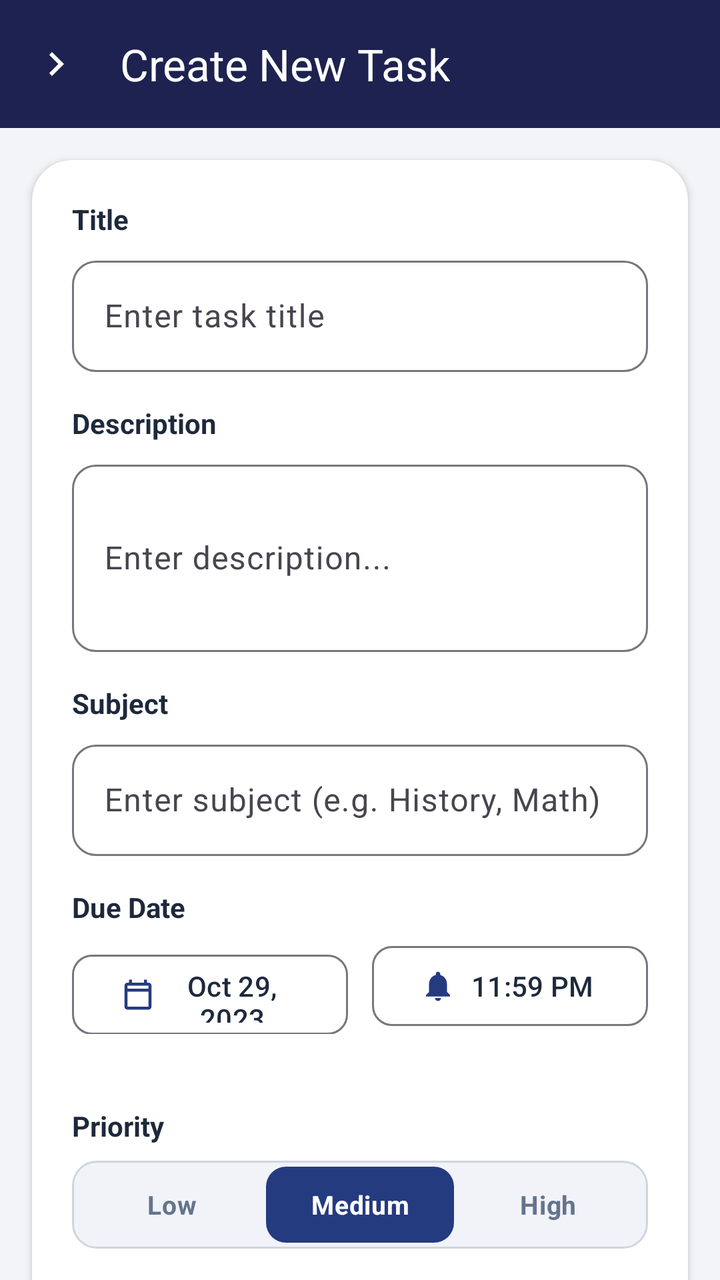
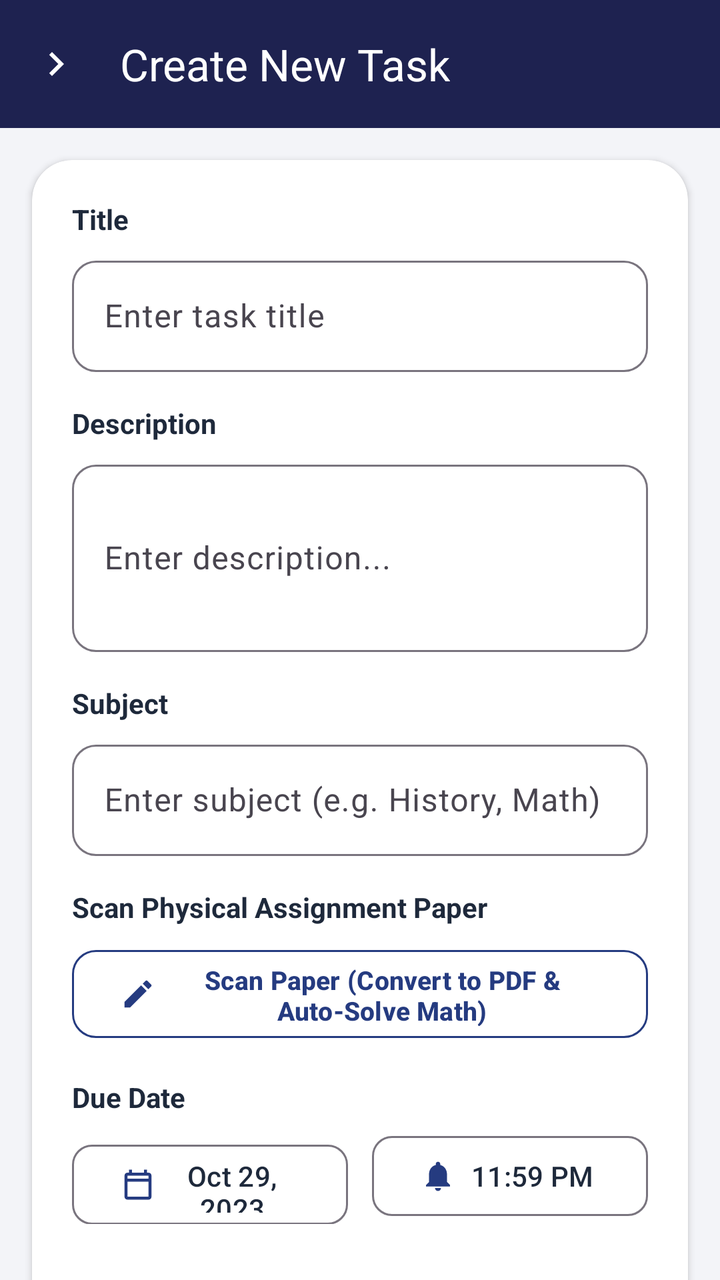

An Android layout rendered at two revisions. The XML below is the earlier revision; the diff shows what the commit changed to produce the second picture.
<!-- AndroidManifest.xml: application theme Theme.Assignment_Task_Management_app -->
<!-- res/layout/activity_add_edit_task.xml -->
<?xml version="1.0" encoding="utf-8"?>
<androidx.coordinatorlayout.widget.CoordinatorLayout xmlns:android="http://schemas.android.com/apk/res/android"
    xmlns:app="http://schemas.android.com/apk/res-auto"
    android:layout_width="match_parent"
    android:layout_height="match_parent"
    android:background="@color/background">

    <LinearLayout
        android:layout_width="match_parent"
        android:layout_height="match_parent"
        android:orientation="vertical">

        
        <com.google.android.material.appbar.MaterialToolbar
            android:id="@+id/toolbar_add_edit_task"
            android:layout_width="match_parent"
            android:layout_height="wrap_content"
            android:background="@color/navy_header"
            app:navigationIcon="@drawable/ic_chevron_right"
            app:navigationIconTint="@color/white"
            app:title="@string/create_new_task"
            app:titleTextColor="@color/white" />

        <androidx.core.widget.NestedScrollView
            android:layout_width="match_parent"
            android:layout_height="0dp"
            android:layout_weight="1"
            android:clipToPadding="false"
            android:padding="16dp">

            <androidx.cardview.widget.CardView
                android:layout_width="match_parent"
                android:layout_height="wrap_content"
                app:cardBackgroundColor="@color/card_bg"
                app:cardCornerRadius="20dp"
                app:cardElevation="2dp">

                <LinearLayout
                    android:layout_width="match_parent"
                    android:layout_height="wrap_content"
                    android:orientation="vertical"
                    android:padding="20dp">

                    
                    <TextView
                        android:layout_width="wrap_content"
                        android:layout_height="wrap_content"
                        android:text="@string/title"
                        android:textColor="@color/text_primary"
                        android:textSize="14sp"
                        android:textStyle="bold" />

                    <com.google.android.material.textfield.TextInputLayout
                        android:id="@+id/til_task_title"
                        style="@style/Widget.Material3.TextInputLayout.OutlinedBox"
                        android:layout_width="match_parent"
                        android:layout_height="wrap_content"
                        android:layout_marginTop="6dp"
                        app:boxCornerRadiusBottomEnd="12dp"
                        app:boxCornerRadiusBottomStart="12dp"
                        app:boxCornerRadiusTopEnd="12dp"
                        app:boxCornerRadiusTopStart="12dp">

                        <com.google.android.material.textfield.TextInputEditText
                            android:id="@+id/et_task_title"
                            android:layout_width="match_parent"
                            android:layout_height="wrap_content"
                            android:hint="Enter task title"
                            android:inputType="textCapSentences"
                            android:textColor="@color/text_primary" />
                    </com.google.android.material.textfield.TextInputLayout>

                    
                    <TextView
                        android:layout_width="wrap_content"
                        android:layout_height="wrap_content"
                        android:layout_marginTop="16dp"
                        android:text="@string/description"
                        android:textColor="@color/text_primary"
                        android:textSize="14sp"
                        android:textStyle="bold" />

                    <com.google.android.material.textfield.TextInputLayout
                        android:id="@+id/til_task_desc"
                        style="@style/Widget.Material3.TextInputLayout.OutlinedBox"
                        android:layout_width="match_parent"
                        android:layout_height="wrap_content"
                        android:layout_marginTop="6dp"
                        app:boxCornerRadiusBottomEnd="12dp"
                        app:boxCornerRadiusBottomStart="12dp"
                        app:boxCornerRadiusTopEnd="12dp"
                        app:boxCornerRadiusTopStart="12dp">

                        <com.google.android.material.textfield.TextInputEditText
                            android:id="@+id/et_task_desc"
                            android:layout_width="match_parent"
                            android:layout_height="wrap_content"
                            android:hint="Enter description..."
                            android:inputType="textMultiLine"
                            android:minLines="3"
                            android:textColor="@color/text_primary" />
                    </com.google.android.material.textfield.TextInputLayout>

                    
                    <TextView
                        android:layout_width="wrap_content"
                        android:layout_height="wrap_content"
                        android:layout_marginTop="16dp"
                        android:text="@string/subject"
                        android:textColor="@color/text_primary"
                        android:textSize="14sp"
                        android:textStyle="bold" />

                    <com.google.android.material.textfield.TextInputLayout
                        android:id="@+id/til_task_subject"
                        style="@style/Widget.Material3.TextInputLayout.OutlinedBox"
                        android:layout_width="match_parent"
                        android:layout_height="wrap_content"
                        android:layout_marginTop="6dp"
                        app:boxCornerRadiusBottomEnd="12dp"
                        app:boxCornerRadiusBottomStart="12dp"
                        app:boxCornerRadiusTopEnd="12dp"
                        app:boxCornerRadiusTopStart="12dp">

                        <com.google.android.material.textfield.TextInputEditText
                            android:id="@+id/et_task_subject"
                            android:layout_width="match_parent"
                            android:layout_height="wrap_content"
                            android:hint="Enter subject (e.g. History, Math)"
                            android:inputType="textCapWords"
                            android:textColor="@color/text_primary" />
                    </com.google.android.material.textfield.TextInputLayout>

                    
                    <TextView
                        android:layout_width="wrap_content"
                        android:layout_height="wrap_content"
                        android:layout_marginTop="16dp"
                        android:text="@string/due_date"
                        android:textColor="@color/text_primary"
                        android:textSize="14sp"
                        android:textStyle="bold" />

                    <LinearLayout
                        android:layout_width="match_parent"
                        android:layout_height="wrap_content"
                        android:layout_marginTop="6dp"
                        android:orientation="horizontal">

                        <com.google.android.material.button.MaterialButton
                            android:id="@+id/btn_pick_date"
                            style="@style/Widget.Material3.Button.OutlinedButton"
                            android:layout_width="0dp"
                            android:layout_height="48dp"
                            android:layout_marginEnd="6dp"
                            android:layout_weight="1"
                            android:text="Oct 29, 2023"
                            android:textColor="@color/text_primary"
                            app:cornerRadius="10dp"
                            app:icon="@drawable/ic_calendar"
                            app:iconTint="@color/navy_primary" />

                        <com.google.android.material.button.MaterialButton
                            android:id="@+id/btn_pick_time"
                            style="@style/Widget.Material3.Button.OutlinedButton"
                            android:layout_width="0dp"
                            android:layout_height="48dp"
                            android:layout_marginStart="6dp"
                            android:layout_weight="1"
                            android:text="11:59 PM"
                            android:textColor="@color/text_primary"
                            app:cornerRadius="10dp"
                            app:icon="@drawable/ic_bell"
                            app:iconTint="@color/navy_primary" />
                    </LinearLayout>

                    <TextView
                        android:id="@+id/tv_selected_date_time"
                        android:layout_width="wrap_content"
                        android:layout_height="wrap_content"
                        android:layout_marginTop="4dp"
                        android:textColor="@color/text_secondary"
                        android:textSize="12sp" />

                    <TextView
                        android:id="@+id/tv_date_warning"
                        android:layout_width="match_parent"
                        android:layout_height="wrap_content"
                        android:layout_marginTop="6dp"
                        android:background="@drawable/bg_priority_high"
                        android:padding="8dp"
                        android:text="Selected due date is in the past! Please choose a valid future date."
                        android:textColor="@color/error_red"
                        android:textSize="12sp"
                        android:textStyle="bold"
                        android:visibility="gone" />

                    
                    <TextView
                        android:layout_width="wrap_content"
                        android:layout_height="wrap_content"
                        android:layout_marginTop="16dp"
                        android:text="@string/priority"
                        android:textColor="@color/text_primary"
                        android:textSize="14sp"
                        android:textStyle="bold" />

                    <RadioGroup
                        android:id="@+id/rg_priority"
                        android:layout_width="match_parent"
                        android:layout_height="44dp"
                        android:layout_marginTop="8dp"
                        android:background="@drawable/bg_input_field"
                        android:orientation="horizontal"
                        android:padding="3dp">

                        <RadioButton
                            android:id="@+id/rb_priority_low"
                            android:layout_width="0dp"
                            android:layout_height="match_parent"
                            android:layout_weight="1"
                            android:background="@drawable/segmented_button_selector"
                            android:button="@null"
                            android:gravity="center"
                            android:text="@string/low"
                            android:textColor="@color/segmented_text_selector"
                            android:textSize="13sp"
                            android:textStyle="bold" />

                        <RadioButton
                            android:id="@+id/rb_priority_medium"
                            android:layout_width="0dp"
                            android:layout_height="match_parent"
                            android:layout_weight="1"
                            android:background="@drawable/segmented_button_selector"
                            android:button="@null"
                            android:checked="true"
                            android:gravity="center"
                            android:text="@string/medium"
                            android:textColor="@color/segmented_text_selector"
                            android:textSize="13sp"
                            android:textStyle="bold" />

                        <RadioButton
                            android:id="@+id/rb_priority_high"
                            android:layout_width="0dp"
                            android:layout_height="match_parent"
                            android:layout_weight="1"
                            android:background="@drawable/segmented_button_selector"
                            android:button="@null"
                            android:gravity="center"
                            android:text="@string/high"
                            android:textColor="@color/segmented_text_selector"
                            android:textSize="13sp"
                            android:textStyle="bold" />
                    </RadioGroup>

                    <com.google.android.material.switchmaterial.SwitchMaterial
                        android:id="@+id/switch_reminder"
                        android:layout_width="match_parent"
                        android:layout_height="wrap_content"
                        android:layout_marginTop="16dp"
                        android:checked="true"
                        android:text="Set Deadline Reminder"
                        android:textColor="@color/text_primary"
                        app:thumbTint="@color/navy_primary"
                        app:trackTint="@color/navy_primary_light" />

                    
                    <LinearLayout
                        android:layout_width="match_parent"
                        android:layout_height="wrap_content"
                        android:layout_marginTop="24dp"
                        android:orientation="horizontal">

                        <com.google.android.material.button.MaterialButton
                            android:id="@+id/btn_save_task"
                            android:layout_width="0dp"
                            android:layout_height="50dp"
                            android:layout_marginEnd="6dp"
                            android:layout_weight="1"
                            android:backgroundTint="@color/navy_primary"
                            android:text="@string/save_task"
                            android:textColor="@color/white"
                            android:textStyle="bold"
                            app:cornerRadius="12dp" />

                        <com.google.android.material.button.MaterialButton
                            android:id="@+id/btn_cancel"
                            style="@style/Widget.Material3.Button.OutlinedButton"
                            android:layout_width="0dp"
                            android:layout_height="50dp"
                            android:layout_marginStart="6dp"
                            android:layout_weight="1"
                            android:text="@string/cancel"
                            android:textColor="@color/text_primary"
                            app:cornerRadius="12dp"
                            app:strokeColor="@color/input_stroke" />
                    </LinearLayout>

                </LinearLayout>
            </androidx.cardview.widget.CardView>
        </androidx.core.widget.NestedScrollView>

    </LinearLayout>

</androidx.coordinatorlayout.widget.CoordinatorLayout>
<!-- resources referenced by this layout -->
<resources>
  <color name="background">#F3F4F8</color>
  <color name="card_bg">#FFFFFF</color>
  <color name="error_red">#DC2626</color>
  <color name="input_stroke">#D0D5DD</color>
  <color name="navy_header">#1E2250</color>
  <color name="navy_primary">#253B80</color>
  <color name="navy_primary_light">#EAEFFC</color>
  <color name="text_primary">#1E293B</color>
  <color name="text_secondary">#64748B</color>
  <color name="white">#FFFFFFFF</color>
  <!-- drawable bg_input_field (drawable) -->
  <?xml version="1.0" encoding="utf-8"?>
  <shape xmlns:android="http://schemas.android.com/apk/res/android"
      android:shape="rectangle">
      <solid android:color="@color/input_background" />
      <stroke
          android:width="1dp"
          android:color="@color/input_stroke" />
      <corners android:radius="12dp" />
  </shape>
  <!-- drawable bg_priority_high (drawable) -->
  <?xml version="1.0" encoding="utf-8"?>
  <shape xmlns:android="http://schemas.android.com/apk/res/android"
      android:shape="rectangle">
      <solid android:color="@color/priority_high_bg" />
      <corners android:radius="8dp" />
  </shape>
  <!-- drawable ic_calendar (drawable) -->
  <vector xmlns:android="http://schemas.android.com/apk/res/android"
      android:width="24dp"
      android:height="24dp"
      android:viewportWidth="24"
      android:viewportHeight="24">
    <path
        android:fillColor="#FF000000"
        android:pathData="M19,4h-1V2h-2v2H8V2H6v2H5c-1.11,0 -1.99,0.9 -1.99,2L3,20c0,1.1 0.89,2 2,2h14c1.1,0 2,-0.9 2,-2V6c0,-1.1 -0.9,-2 -2,-2zM19,20H5V10h14v10zM19,8H5V6h14v2z"/>
  </vector>
  <!-- drawable ic_chevron_right (drawable) -->
  <vector xmlns:android="http://schemas.android.com/apk/res/android"
      android:width="24dp"
      android:height="24dp"
      android:viewportWidth="24"
      android:viewportHeight="24">
    <path
        android:fillColor="#FF000000"
        android:pathData="M10,6L8.59,7.41 13.17,12l-4.58,4.59L10,18l6,-6z"/>
  </vector>
  <string name="cancel">Cancel</string>
  <string name="create_new_task">Create New Task</string>
  <string name="description">Description</string>
  <string name="due_date">Due Date</string>
  <string name="high">High</string>
  <string name="low">Low</string>
  <string name="medium">Medium</string>
  <string name="priority">Priority</string>
  <string name="save_task">Save Task</string>
  <string name="subject">Subject</string>
  <string name="title">Title</string>
  <style name="Theme.Assignment_Task_Management_app" parent="Base.Theme.Assignment_Task_Management_app" />
  <color name="input_background">#F1F3F9</color>
  <color name="priority_high_bg">#FEE2E2</color>
  <style name="Base.Theme.Assignment_Task_Management_app" parent="Theme.Material3.DayNight.NoActionBar">
          <item name="colorPrimary">@color/navy_primary</item>
          <item name="colorPrimaryDark">@color/navy_header</item>
          <item name="colorAccent">@color/accent</item>
          <item name="android:statusBarColor">@color/navy_header</item>
          <item name="android:windowBackground">@color/background</item>
      </style>
  <color name="accent">#2563EB</color>
  <!-- unchanged entries left out for length: 2 -->
</resources>

<!-- the commit's change to res/layout/activity_add_edit_task.xml (unified diff, before → after) -->
@@ -136,6 +136,68 @@
                         android:layout_width="wrap_content"
                         android:layout_height="wrap_content"
                         android:layout_marginTop="16dp"
+                        android:text="Scan Physical Assignment Paper"
+                        android:textColor="@color/text_primary"
+                        android:textSize="14sp"
+                        android:textStyle="bold" />
+
+                    <com.google.android.material.button.MaterialButton
+                        android:id="@+id/btn_scan_assignment"
+                        style="@style/Widget.Material3.Button.OutlinedButton"
+                        android:layout_width="match_parent"
+                        android:layout_height="52dp"
+                        android:layout_marginTop="8dp"
+                        android:text="Scan Paper (Convert to PDF &amp; Auto-Solve Math)"
+                        android:textColor="@color/navy_primary"
+                        android:textSize="13sp"
+                        android:textStyle="bold"
+                        app:cornerRadius="12dp"
+                        app:icon="@drawable/ic_edit"
+                        app:iconTint="@color/navy_primary"
+                        app:strokeColor="@color/navy_primary"
+                        app:strokeWidth="1dp" />
+
+                    
+                    <androidx.cardview.widget.CardView
+                        android:id="@+id/card_scan_result"
+                        android:layout_width="match_parent"
+                        android:layout_height="wrap_content"
+                        android:layout_marginTop="10dp"
+                        android:visibility="gone"
+                        app:cardBackgroundColor="@color/navy_primary_light"
+                        app:cardCornerRadius="12dp"
+                        app:cardElevation="0dp">
+
+                        <LinearLayout
+                            android:layout_width="match_parent"
+                            android:layout_height="wrap_content"
+                            android:orientation="vertical"
+                            android:padding="12dp">
+
+                            <TextView
+                                android:id="@+id/tv_scanned_pdf_status"
+                                android:layout_width="wrap_content"
+                                android:layout_height="wrap_content"
+                                android:text="✓ Soft Copy PDF Generated &amp; Attached"
+                                android:textColor="@color/navy_primary"
+                                android:textSize="13sp"
+                                android:textStyle="bold" />
+
+                            <TextView
+                                android:id="@+id/tv_scanned_math_preview"
+                                android:layout_width="wrap_content"
+                                android:layout_height="wrap_content"
+                                android:layout_marginTop="4dp"
+                                android:textColor="@color/text_primary"
+                                android:textSize="12sp" />
+                        </LinearLayout>
+                    </androidx.cardview.widget.CardView>
+
+                    
+                    <TextView
+                        android:layout_width="wrap_content"
+                        android:layout_height="wrap_content"
+                        android:layout_marginTop="16dp"
                         android:text="@string/due_date"
                         android:textColor="@color/text_primary"
                         android:textSize="14sp"
<!-- resource entries referenced after the edit -->
@@ -47,6 +47,16 @@
         android:fillColor="#FF000000"
         android:pathData="M10,6L8.59,7.41 13.17,12l-4.58,4.59L10,18l6,-6z"/>
   </vector>
+  <!-- drawable ic_edit (drawable) -->
+  <vector xmlns:android="http://schemas.android.com/apk/res/android"
+      android:width="24dp"
+      android:height="24dp"
+      android:viewportWidth="24"
+      android:viewportHeight="24">
+    <path
+        android:fillColor="#FF000000"
+        android:pathData="M3,17.25V21h3.75L17.81,9.94l-3.75,-3.75L3,17.25zM20.71,7.04c0.39,-0.39 0.39,-1.02 0,-1.41l-2.34,-2.34c-0.39,-0.39 -1.02,-0.39 -1.41,0l-1.83,1.83 3.75,3.75 1.83,-1.83z"/>
+  </vector>
   <string name="cancel">Cancel</string>
   <string name="create_new_task">Create New Task</string>
   <string name="description">Description</string>
